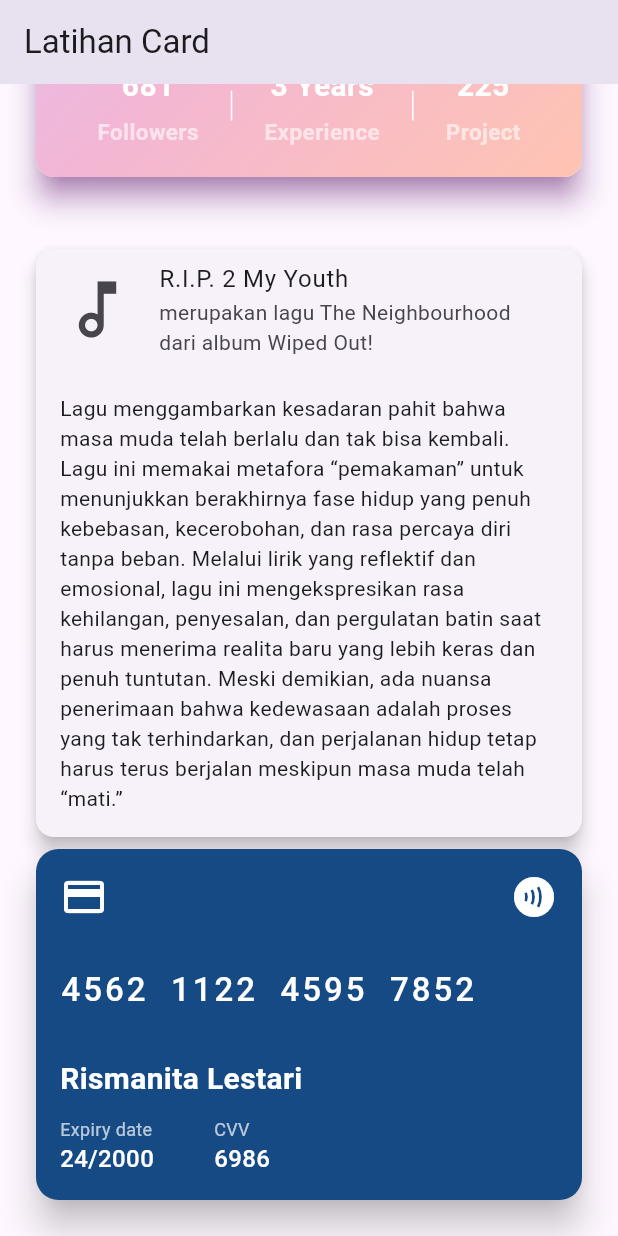
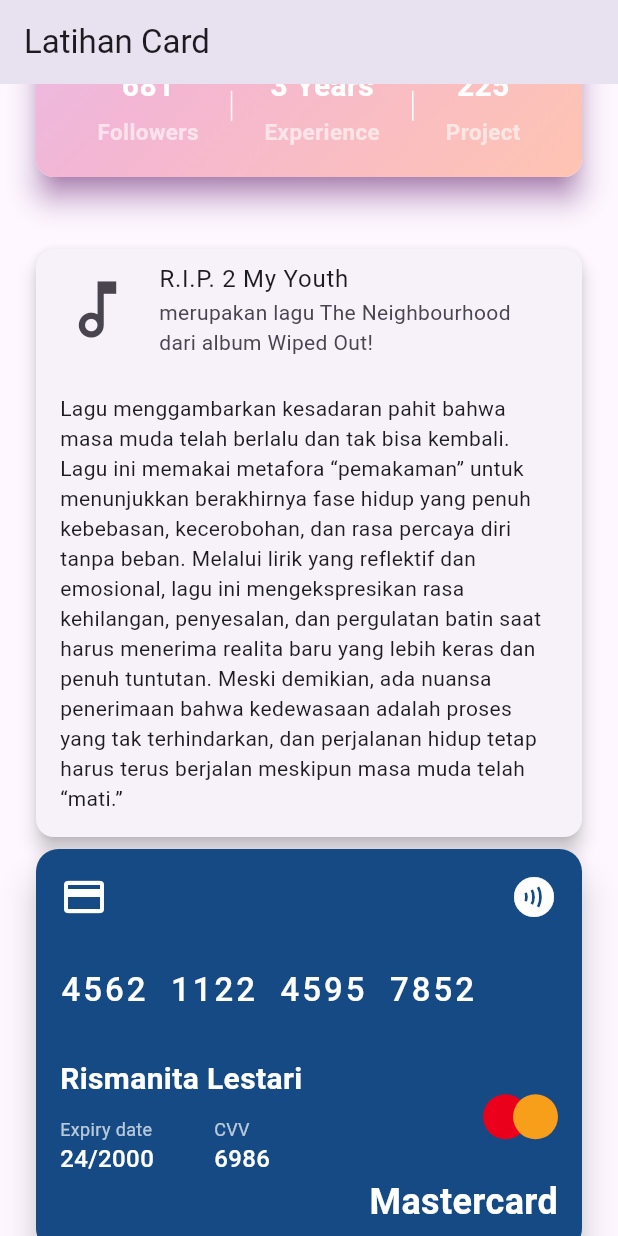
Before and after one commit to rismanitalst/8_widget_card, a Flutter app: the screen it shows after launch, scrolled down 707 dp, on a phone screen of 412 x 824 dp. Run offline on Flutter 3.47's test engine with Material 3 defaults, Android fonts, the phone set to English and light mode, and no system bars.

Commit message:
feat: tambah logo mastercard di card 5

```diff
--- a/lib/pages/page_card_01.dart
+++ b/lib/pages/page_card_01.dart
@@ -333,7 +333,39 @@ class MyCard01 extends StatelessWidget {
                               ),
                             ],
                           ),
+                          Stack(
+                            children: [
+                              Container(
+                                width: 30,
+                                height: 30,
+                                decoration: const BoxDecoration(
+                                  color: Color(0xFFEB001B),
+                                  shape: BoxShape.circle,
+                                ),
+                              ),
+                              Container(
+                                margin: const EdgeInsets.only(left: 20),
+                                width: 30,
+                                height: 30,
+                                decoration: const BoxDecoration(
+                                  color: Color(0xFFF79E1B),
+                                  shape: BoxShape.circle,
+                                ),
+                              )
+                            ],
+                          )
                         ],
+                      ),
+                        const Align(
+                        alignment: Alignment.bottomRight,
+                        child: Text(
+                          "Mastercard",
+                          style: TextStyle(
+                            color: Colors.white,
+                            fontSize: 24,
+                            fontWeight: FontWeight.bold,
+                          ),
+                        ),
                       ),
                     ],
                   ),
```
